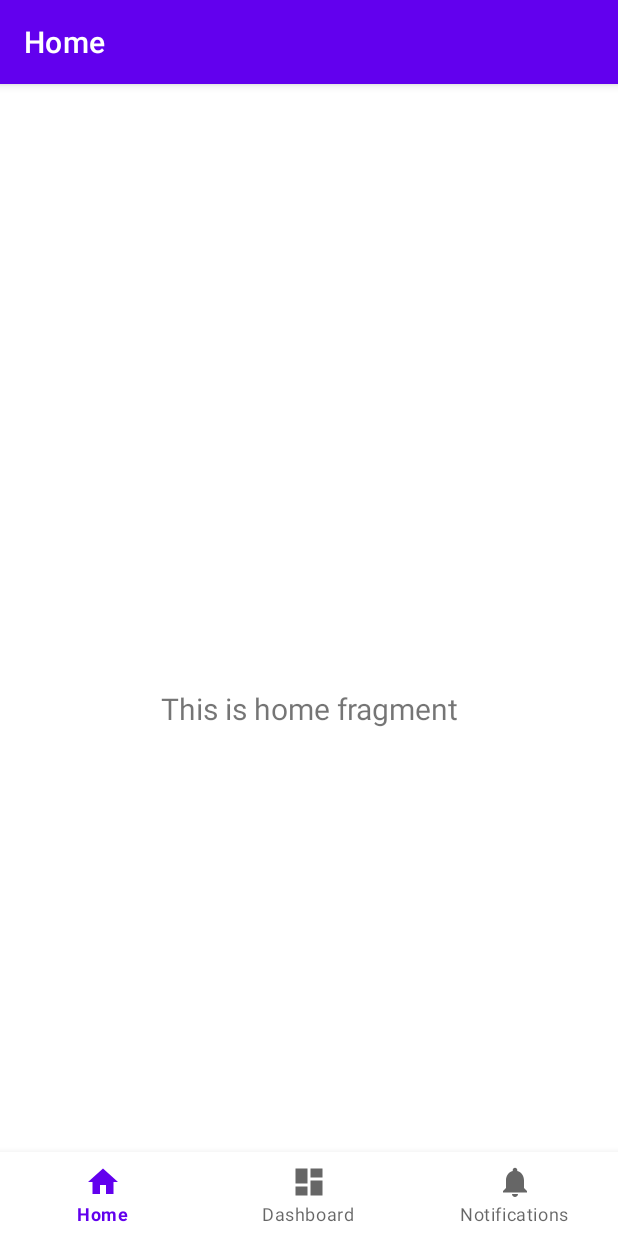
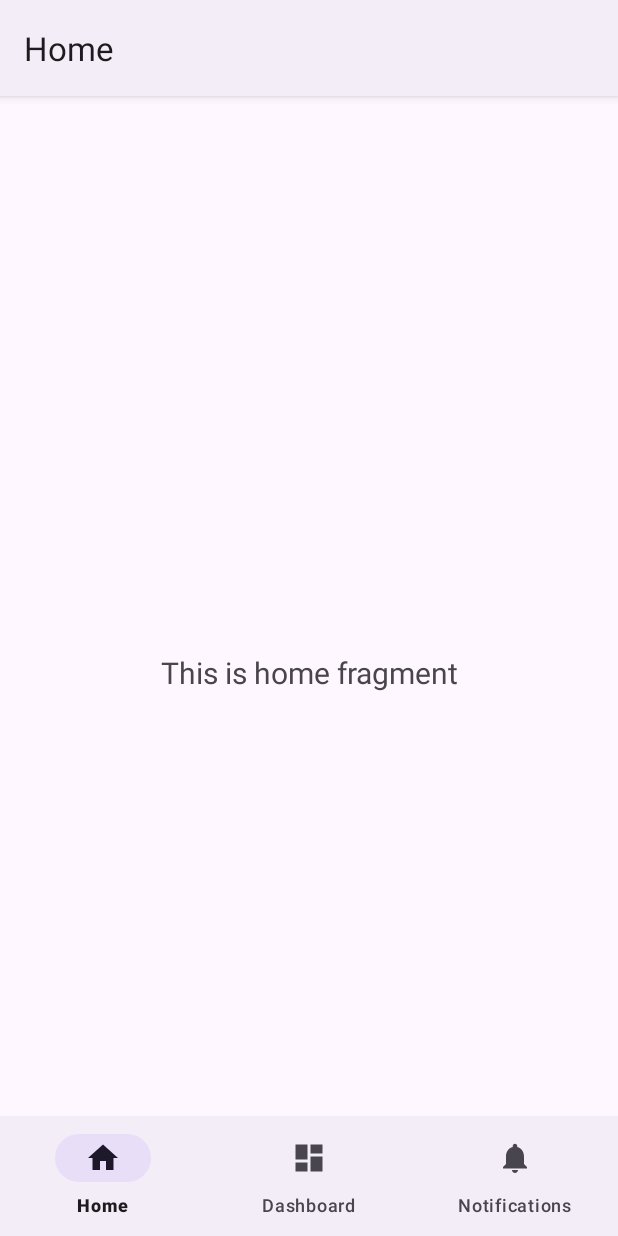
Before and after one commit to lightvision/Smart_Market_Insight, an Android app: the screen it shows after launch (MainActivity), on a phone screen of 412 x 824 dp. Run offline under Robolectric (Android 15) with nearby library versions, the phone set to English and light mode, and no system bars; our stand-ins replace navigation-ui.

Commit message:
Enabled material design as application theme removed application theme or styles customizations

```diff
--- a/app/src/main/AndroidManifest.xml
+++ b/app/src/main/AndroidManifest.xml
@@ -10,7 +10,7 @@
         android:label="@string/app_name"
         android:roundIcon="@mipmap/ic_launcher_round"
         android:supportsRtl="true"
-        android:theme="@style/Theme.Smart_Market_Insight"
+        android:theme="@style/Theme.SmartMarketInsight"
         tools:targetApi="31">
         <activity
             android:name=".MainActivity"
--- a/app/src/main/java/marven/smart_market_insight/MainActivity.java
+++ b/app/src/main/java/marven/smart_market_insight/MainActivity.java
@@ -5,6 +5,7 @@ import android.os.Bundle;
 import com.google.android.material.bottomnavigation.BottomNavigationView;
 
 import androidx.appcompat.app.AppCompatActivity;
+import androidx.appcompat.app.AppCompatDelegate;
 import androidx.navigation.NavController;
 import androidx.navigation.Navigation;
 import androidx.navigation.ui.AppBarConfiguration;
@@ -19,7 +20,7 @@ public class MainActivity extends AppCompatActivity {
     @Override
     protected void onCreate(Bundle savedInstanceState) {
         super.onCreate(savedInstanceState);
-
+//AppCompatDelegate.setDefaultNightMode(AppCompatDelegate.MODE_NIGHT_YES);
         binding = ActivityMainBinding.inflate(getLayoutInflater());
         setContentView(binding.getRoot());
 
--- a/app/src/main/res/layout/activity_main.xml
+++ b/app/src/main/res/layout/activity_main.xml
@@ -4,7 +4,8 @@
     android:id="@+id/container"
     android:layout_width="match_parent"
     android:layout_height="match_parent"
-    android:paddingTop="?attr/actionBarSize">
+
+    >
 
     <com.google.android.material.bottomnavigation.BottomNavigationView
         android:id="@+id/nav_view"
@@ -12,7 +13,6 @@
         android:layout_height="wrap_content"
         android:layout_marginStart="0dp"
         android:layout_marginEnd="0dp"
-        android:background="?android:attr/windowBackground"
         app:layout_constraintBottom_toBottomOf="parent"
         app:layout_constraintLeft_toLeftOf="parent"
         app:layout_constraintRight_toRightOf="parent"
--- a/app/src/main/res/values-night/themes.xml
+++ b/app/src/main/res/values-night/themes.xml
@@ -1,16 +1,21 @@
 <resources xmlns:tools="http://schemas.android.com/tools">
+
+    <style name="Theme.SmartMarketInsight" parent="Theme.Material3.DayNight">
+
+    </style>
+
     <!-- Base application theme. -->
-    <style name="Theme.Smart_Market_Insight" parent="Theme.MaterialComponents.DayNight.DarkActionBar">
-        <!-- Primary brand color. -->
-        <item name="colorPrimary">@color/purple_200</item>
-        <item name="colorPrimaryVariant">@color/purple_700</item>
-        <item name="colorOnPrimary">@color/black</item>
-        <!-- Secondary brand color. -->
-        <item name="colorSecondary">@color/teal_200</item>
-        <item name="colorSecondaryVariant">@color/teal_200</item>
-        <item name="colorOnSecondary">@color/black</item>
-        <!-- Status bar color. -->
-        <item name="android:statusBarColor">?attr/colorPrimaryVariant</item>
-        <!-- Customize your theme here. -->
-    </style>
+<!--    <style name="Theme.Smart_Market_Insight" parent="Theme.MaterialComponents.DayNight.DarkActionBar">-->
+<!--        &lt;!&ndash; Primary brand color. &ndash;&gt;-->
+<!--        <item name="colorPrimary">@color/purple_200</item>-->
+<!--        <item name="colorPrimaryVariant">@color/purple_700</item>-->
+<!--        <item name="colorOnPrimary">@color/black</item>-->
+<!--        &lt;!&ndash; Secondary brand color. &ndash;&gt;-->
+<!--        <item name="colorSecondary">@color/teal_200</item>-->
+<!--        <item name="colorSecondaryVariant">@color/teal_200</item>-->
+<!--        <item name="colorOnSecondary">@color/black</item>-->
+<!--        &lt;!&ndash; Status bar color. &ndash;&gt;-->
+<!--        <item name="android:statusBarColor">?attr/colorPrimaryVariant</item>-->
+<!--        &lt;!&ndash; Customize your theme here. &ndash;&gt;-->
+<!--    </style>-->
 </resources>
--- /dev/null
+++ b/app/src/main/res/values/styles.xml
@@ -0,0 +1,6 @@
+<?xml version="1.0" encoding="utf-8"?>
+<resources>
+<!--    <style name="Theme.SmartMarketInsight" parent="Theme.Material3.DayNight">-->
+<!--        &lt;!&ndash; Aplicația va folosi Light sau Dark Mode în funcție de setările sistemului &ndash;&gt;-->
+<!--    </style>-->
+</resources>
--- a/app/src/main/res/values/themes.xml
+++ b/app/src/main/res/values/themes.xml
@@ -1,16 +1,21 @@
 <resources xmlns:tools="http://schemas.android.com/tools">
+    <style name="Theme.SmartMarketInsight" parent="Theme.Material3.DayNight">
+
+    </style>
+
+
     <!-- Base application theme. -->
-    <style name="Theme.Smart_Market_Insight" parent="Theme.MaterialComponents.DayNight.DarkActionBar">
-        <!-- Primary brand color. -->
-        <item name="colorPrimary">@color/purple_500</item>
-        <item name="colorPrimaryVariant">@color/purple_700</item>
-        <item name="colorOnPrimary">@color/white</item>
-        <!-- Secondary brand color. -->
-        <item name="colorSecondary">@color/teal_200</item>
-        <item name="colorSecondaryVariant">@color/teal_700</item>
-        <item name="colorOnSecondary">@color/black</item>
-        <!-- Status bar color. -->
-        <item name="android:statusBarColor">?attr/colorPrimaryVariant</item>
-        <!-- Customize your theme here. -->
-    </style>
+<!--    <style name="Theme.Smart_Market_Insight" parent="Theme.MaterialComponents.DayNight.DarkActionBar">-->
+<!--&lt;!&ndash;        &lt;!&ndash; Primary brand color. &ndash;&gt;&ndash;&gt;-->
+<!--&lt;!&ndash;        <item name="colorPrimary">@color/purple_500</item>&ndash;&gt;-->
+<!--&lt;!&ndash;        <item name="colorPrimaryVariant">@color/purple_700</item>&ndash;&gt;-->
+<!--&lt;!&ndash;        <item name="colorOnPrimary">@color/white</item>&ndash;&gt;-->
+<!--&lt;!&ndash;        &lt;!&ndash; Secondary brand color. &ndash;&gt;&ndash;&gt;-->
+<!--&lt;!&ndash;        <item name="colorSecondary">@color/teal_200</item>&ndash;&gt;-->
+<!--&lt;!&ndash;        <item name="colorSecondaryVariant">@color/teal_700</item>&ndash;&gt;-->
+<!--&lt;!&ndash;        <item name="colorOnSecondary">@color/black</item>&ndash;&gt;-->
+<!--&lt;!&ndash;        &lt;!&ndash; Status bar color. &ndash;&gt;&ndash;&gt;-->
+<!--&lt;!&ndash;        <item name="android:statusBarColor">?attr/colorPrimaryVariant</item>&ndash;&gt;-->
+<!--&lt;!&ndash;        &lt;!&ndash; Customize your theme here. &ndash;&gt;&ndash;&gt;-->
+<!--    </style>-->
 </resources>
```
